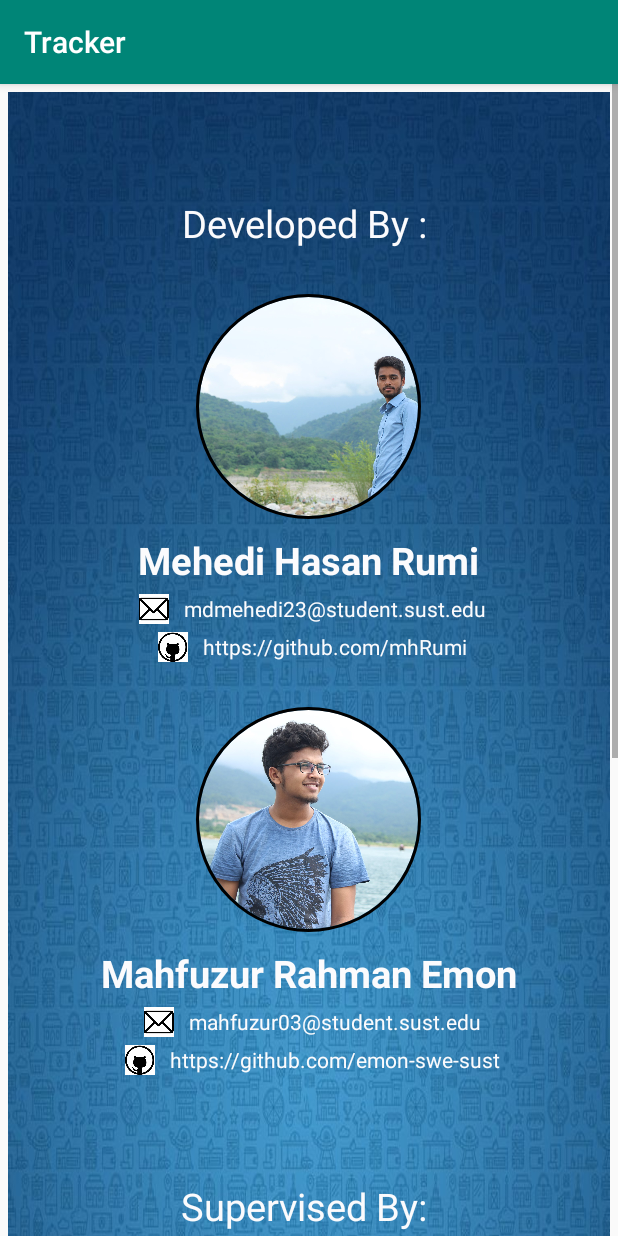
After one commit to mhRumi/Tracker, an Android app: the AboutUs screen opened directly, with no data from a screen before it, on a phone screen of 412 x 824 dp. The commit adds this screen. Run offline under Robolectric (Android 15) with nearby library versions, the phone set to English and light mode, and no system bars; our stand-ins replace CircleImageView.

Commit message:
Creating about us menu bar

```diff
--- a/app/build.gradle
+++ b/app/build.gradle
@@ -44,4 +44,5 @@ dependencies {
     implementation 'androidx.appcompat:appcompat:1.0.0'
     implementation 'com.google.android.material:material:1.0.0'
     implementation 'com.mapbox.mapboxsdk:mapbox-android-navigation:0.42.4'
+    implementation 'de.hdodenhof:circleimageview:3.0.1'
 }
--- a/app/src/main/AndroidManifest.xml
+++ b/app/src/main/AndroidManifest.xml
@@ -15,7 +15,8 @@
         android:supportsRtl="true"
         android:theme="@style/AppTheme"
         android:usesCleartextTraffic="true">
-        <activity android:name=".Navigation"></activity>
+        <activity android:name=".AboutUs"></activity>
+        <activity android:name=".Navigation" />
         <activity android:name=".WaypointNavigationActivity" />
         <activity android:name=".SpeedMeter" />
         <activity android:name=".Bus_schedule" />
--- /dev/null
+++ b/app/src/main/java/com/example/tracker/AboutUs.java
@@ -0,0 +1,14 @@
+package com.example.tracker;
+
+import androidx.appcompat.app.AppCompatActivity;
+
+import android.os.Bundle;
+
+public class AboutUs extends AppCompatActivity {
+
+    @Override
+    protected void onCreate(Bundle savedInstanceState) {
+        super.onCreate(savedInstanceState);
+        setContentView(R.layout.activity_about_us);
+    }
+}
--- a/app/src/main/java/com/example/tracker/MainActivity.java
+++ b/app/src/main/java/com/example/tracker/MainActivity.java
@@ -262,6 +262,11 @@ public class MainActivity extends AppCompatActivity
             return true;
         }
 
+        if(id == R.id.action_aboutus) {
+            Intent intent = new Intent(getApplicationContext(), AboutUs.class);
+            startActivity(intent);
+        }
+
 
         return super.onOptionsItemSelected(item);
     }
--- /dev/null
+++ b/app/src/main/res/layout/activity_about_us.xml
@@ -0,0 +1,195 @@
+<?xml version="1.0" encoding="utf-8"?>
+<ScrollView xmlns:android="http://schemas.android.com/apk/res/android"
+    xmlns:app="http://schemas.android.com/apk/res-auto"
+    xmlns:tools="http://schemas.android.com/tools"
+    android:layout_width="match_parent"
+    android:layout_height="match_parent"
+    android:orientation="vertical"
+    tools:context=".AboutUs">
+
+    <LinearLayout
+        android:layout_margin="5dp"
+        android:orientation="vertical"
+        android:background="@drawable/background"
+        android:layout_width="match_parent"
+        android:layout_height="match_parent"
+        android:gravity="center_horizontal"
+        >
+
+        <TextView
+            android:layout_width="wrap_content"
+            android:layout_height="wrap_content"
+            android:textSize="25sp"
+            android:text="Developed By : "
+            android:layout_marginTop="70dp"
+            android:typeface="sans"
+            android:textColor="#FBFBFD"
+            />
+
+        <de.hdodenhof.circleimageview.CircleImageView
+
+            xmlns:app="http://schemas.android.com/apk/res-auto"
+            android:layout_marginTop="30dp"
+            android:id="@+id/rumi"
+            android:layout_width="150dp"
+            android:layout_height="150dp"
+            android:src="@drawable/rumi"
+            app:civ_border_width="2dp"
+            app:civ_border_color="#FF000000"
+            />
+
+        <TextView
+            android:layout_width="wrap_content"
+            android:layout_height="wrap_content"
+            android:textSize="25sp"
+            android:text="Mehedi Hasan Rumi"
+            android:textColor="#FBFBFD"
+            android:layout_marginTop="10dp"
+            android:textStyle="bold"
+            />
+
+        <LinearLayout
+            android:layout_width="wrap_content"
+            android:layout_height="wrap_content"
+            android:orientation="horizontal"
+            android:layout_marginTop="5dp"
+            android:gravity="center">
+
+            <ImageView
+                android:layout_width="30dp"
+                android:layout_height="20dp"
+                android:src="@drawable/email"
+                />
+
+            <TextView
+                android:layout_width="wrap_content"
+                android:layout_height="wrap_content"
+                android:text="mdmehedi23@student.sust.edu"
+                android:layout_marginLeft="5dp"
+                android:textColor="#FBFBFD"
+                />
+        </LinearLayout>
+
+        <LinearLayout
+            android:layout_width="wrap_content"
+            android:layout_height="wrap_content"
+            android:orientation="horizontal"
+            android:layout_marginTop="5dp"
+            android:gravity="center">
+
+            <ImageView
+                android:layout_width="30dp"
+                android:layout_height="20dp"
+                android:src="@drawable/github"
+                />
+
+            <TextView
+                android:layout_width="wrap_content"
+                android:layout_height="wrap_content"
+                android:text="https://github.com/mhRumi"
+                android:layout_marginLeft="5dp"
+                android:textColor="#FBFBFD"
+                />
+        </LinearLayout>
+
+        <de.hdodenhof.circleimageview.CircleImageView
+
+            xmlns:app="http://schemas.android.com/apk/res-auto"
+            android:layout_marginTop="30dp"
+            android:id="@+id/emon"
+            android:layout_width="150dp"
+            android:layout_height="150dp"
+            android:src="@drawable/emon"
+            app:civ_border_width="2dp"
+            app:civ_border_color="#FF000000"
+            />
+
+        <TextView
+            android:layout_width="wrap_content"
+            android:layout_height="wrap_content"
+            android:textSize="25sp"
+            android:text="Mahfuzur Rahman Emon"
+            android:textColor="#FBFBFD"
+            android:layout_marginTop="10dp"
+            android:textStyle="bold"
+            />
+
+        <LinearLayout
+            android:layout_width="wrap_content"
+            android:layout_height="wrap_content"
+            android:orientation="horizontal"
+            android:layout_marginTop="5dp"
+            android:gravity="center">
+
+            <ImageView
+                android:layout_width="30dp"
+                android:layout_height="20dp"
+                android:src="@drawable/email"
+                />
+
+            <TextView
+                android:layout_width="wrap_content"
+                android:layout_height="wrap_content"
+                android:text="mahfuzur03@student.sust.edu"
+                android:layout_marginLeft="5dp"
+                android:textColor="#FBFBFD"
+                />
+        </LinearLayout>
+
+        <LinearLayout
+            android:layout_width="wrap_content"
+            android:layout_height="wrap_content"
+            android:orientation="horizontal"
+            android:layout_marginTop="5dp"
+            android:gravity="center">
+
+            <ImageView
+                android:layout_width="30dp"
+                android:layout_height="20dp"
+                android:src="@drawable/github"
+                />
+
+            <TextView
+                android:layout_width="wrap_content"
+                android:layout_height="wrap_content"
+                android:text="https://github.com/emon-swe-sust"
+                android:layout_marginLeft="5dp"
+                android:textColor="#FBFBFD"
+                />
+        </LinearLayout>
+
+
+        <TextView
+            android:layout_width="wrap_content"
+            android:layout_height="wrap_content"
+            android:textSize="25sp"
+            android:text="Supervised By: "
+            android:layout_marginTop="70dp"
+            android:typeface="sans"
+            android:textColor="#FBFBFD"
+            />
+
+        <TextView
+            android:layout_width="wrap_content"
+            android:layout_height="wrap_content"
+            android:textSize="25sp"
+            android:text="Asif Mohammed Samir "
+            android:layout_marginTop="20dp"
+            android:typeface="sans"
+            android:textColor="#FBFBFD"
+            />
+
+        <TextView
+            android:layout_width="wrap_content"
+            android:layout_height="wrap_content"
+            android:textSize="15sp"
+            android:text="Assistant Professor, IICT "
+            android:layout_marginTop="10dp"
+            android:typeface="sans"
+            android:textColor="#FBFBFD"
+            />
+
+
+
+    </LinearLayout>
+</ScrollView>
--- a/app/src/main/res/menu/main.xml
+++ b/app/src/main/res/menu/main.xml
@@ -1,6 +1,13 @@
 <?xml version="1.0" encoding="utf-8"?>
 <menu xmlns:android="http://schemas.android.com/apk/res/android"
     xmlns:app="http://schemas.android.com/apk/res-auto">
+
+    <item
+        android:id="@+id/action_aboutus"
+        android:orderInCategory="100"
+        android:title="@string/action_aboutus"
+        app:showAsAction="never" />
+
     <item
         android:id="@+id/action_settings"
         android:orderInCategory="100"
--- a/app/src/main/res/values/strings.xml
+++ b/app/src/main/res/values/strings.xml
@@ -6,6 +6,7 @@
     <string name="nav_header_subtitle" translatable="false">mdmehedi23@student.sust.edu</string>
     <string name="nav_header_desc" translatable="false">Navigation header</string>
     <string name="action_settings" translatable="false">Settings</string>
+    <string name="action_aboutus" translatable="false">About Us</string>
 
     <string name="menu_home" translatable="false">Home</string>
     <string name="menu_gallery" translatable="false">Gallery</string>
```
Also changed, not shown: app/src/main/res/drawable/background.jpg (added), app/src/main/res/drawable/email.png (added), app/src/main/res/drawable/emon.jpg (added), app/src/main/res/drawable/github.png (added), app/src/main/res/drawable/rumi.jpg (added), app/src/main/res/drawable/samirsir.png (added), 2 other files.
